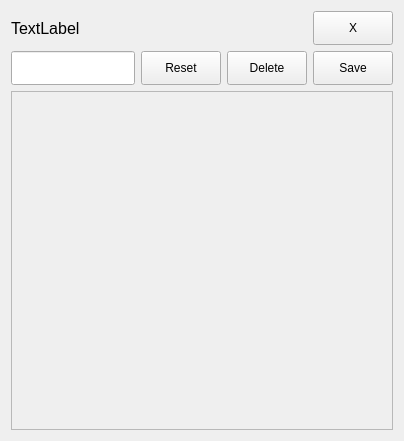
This is src/editcollectionpage.ui in timsee/Corluma as Qt 5 draws it before an edit. The edited form follows.
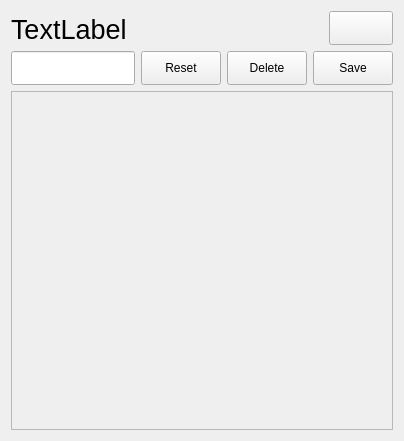
This is the edited form. Icons and pictures are not drawn.

```diff
--- a/src/editcollectionpage.ui
+++ b/src/editcollectionpage.ui
@@ -23,12 +23,18 @@
       <widget class="QLabel" name="helpLabel">
        <property name="font">
         <font>
-         <pointsize>12</pointsize>
+         <pointsize>20</pointsize>
         </font>
        </property>
        <property name="text">
         <string>TextLabel</string>
        </property>
+       <property name="alignment">
+        <set>Qt::AlignBottom|Qt::AlignLeading|Qt::AlignLeft</set>
+       </property>
+       <property name="wordWrap">
+        <bool>false</bool>
+       </property>
       </widget>
      </item>
      <item>
@@ -40,7 +46,11 @@
         </sizepolicy>
        </property>
        <property name="text">
-        <string>X</string>
+        <string/>
+       </property>
+       <property name="icon">
+        <iconset resource="resources.qrc">
+         <normaloff>:/images/closeX.png</normaloff>:/images/closeX.png</iconset>
        </property>
       </widget>
      </item>
```
Left out of the diff: 4 changed lines with no effect on the pictures.
